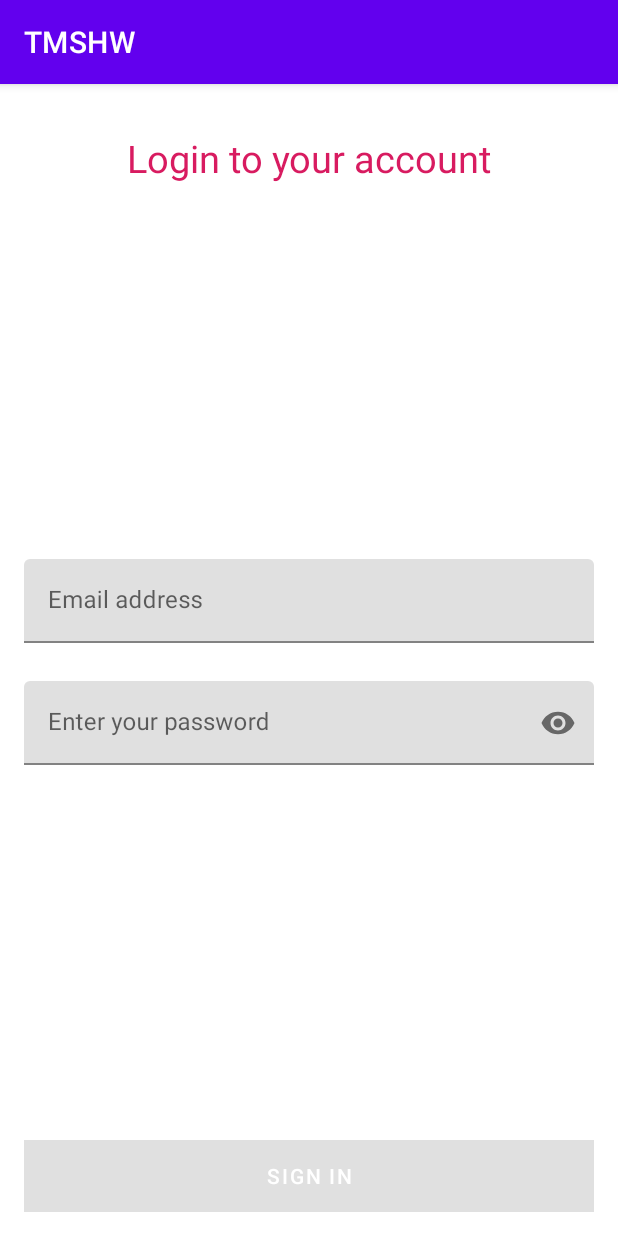
After one commit to Vaiki/TMSHW, an Android app: the fragment SignInFragment placed in its activity, on a phone screen of 412 x 824 dp. The commit adds this screen. Run offline under Robolectric (Android 15) with nearby library versions, the phone set to English and light mode, and no system bars; our stand-ins replace RxJava; libraries missing offline, so code that uses them is left out: com.jakewharton.rxbinding2; Roboto replaces fonts that are not available here; 3 statements that could not run were skipped.

Commit message:
using RxJava for SingIn

```diff
--- a/app/src/main/java/com/example/tmshw/recyclerView/TaskRVAdapter.kt
+++ b/app/src/main/java/com/example/tmshw/recyclerView/TaskRVAdapter.kt
@@ -16,6 +16,7 @@ import com.example.tmshw.tasks.DolgunecFragment
 import com.example.tmshw.tasks.SensorFragment
 import com.example.tmshw.tasks.player.PlayerFragment
 import com.example.tmshw.tasks.room.RoomFragment
+import com.example.tmshw.tasks.rxjava.SignInFragment
 
 
 class MyRecyclerViewAdapter(private val taskList: List<Task>) :
@@ -55,6 +56,9 @@ class MyRecyclerViewAdapter(private val taskList: List<Task>) :
                 7 -> {
                     openFragment(v,SensorFragment())
                 }
+                8 ->{
+                    openFragment(v,SignInFragment())
+                }
             }
         }
     }
--- a/app/src/main/java/com/example/tmshw/recyclerView/TaskRVFragment.kt
+++ b/app/src/main/java/com/example/tmshw/recyclerView/TaskRVFragment.kt
@@ -29,7 +29,8 @@ class TaskRVFragment : Fragment() {
             Task(5, "ViewModel"),
             Task(6, "Player"),
             Task(7, "Room"),
-            Task(8, "Sensors")
+            Task(8, "Sensors"),
+            Task(9, "RxJava")
         )
 
         val adapter = MyRecyclerViewAdapter(taskList)
--- /dev/null
+++ b/app/src/main/java/com/example/tmshw/tasks/rxjava/SignInFragment.kt
@@ -0,0 +1,153 @@
+package com.example.tmshw.tasks.rxjava
+
+import android.os.Bundle
+import android.util.Log
+import android.util.Patterns
+import androidx.fragment.app.Fragment
+import android.view.LayoutInflater
+import android.view.View
+import android.view.ViewGroup
+import android.widget.Button
+import android.widget.EditText
+import android.widget.Toast
+import com.example.tmshw.R
+import com.google.android.material.textfield.TextInputLayout
+import com.jakewharton.rxbinding2.view.RxView
+import com.jakewharton.rxbinding2.widget.RxTextView
+import io.reactivex.Observable
+import io.reactivex.ObservableTransformer
+import io.reactivex.Single
+import io.reactivex.android.schedulers.AndroidSchedulers
+import java.util.*
+import java.util.concurrent.TimeUnit
+
+
+class SignInFragment : Fragment(R.layout.fragment_sign_in) {
+
+    private val data = mapOf("sobaka@gmail.com" to "23123fkS")
+    private var enteredEmail: String? = null
+    private var enteredPass: String? = null
+    override fun onCreateView(
+        inflater: LayoutInflater, container: ViewGroup?,
+        savedInstanceState: Bundle?
+    ): View? {
+        val enterEmail = view?.findViewById<EditText>(R.id.enterEmail)
+        val enterPassword = view?.findViewById<EditText>(R.id.enterPassword)
+        val passwordError = view?.findViewById<TextInputLayout>(R.id.passwordError)
+        val emailError = view?.findViewById<TextInputLayout>(R.id.emailError)
+        val singIn = view?.findViewById<Button>(R.id.buttonSignUp)
+
+        RxTextView.afterTextChangeEvents(enterEmail!!)
+            .skipInitialValue()
+            .map {
+                enterEmail.error = null
+                it.view().text.toString()
+            }
+            .debounce(400, TimeUnit.MILLISECONDS).observeOn(AndroidSchedulers.mainThread())
+            .compose(validateEmailAddress)
+            .compose(retryWhenError {
+                emailError?.error = it.message
+            })
+            .subscribe {
+                enteredEmail = it
+                Log.e("Email", it)
+            }
+
+        RxTextView.afterTextChangeEvents(enterPassword!!)
+            .skipInitialValue()
+            .map {
+                passwordError?.error = null
+                it.view().text.toString()
+            }
+            .debounce(400, TimeUnit.MILLISECONDS).observeOn(AndroidSchedulers.mainThread())
+            .compose(validatePassword)
+            .compose(retryWhenError {
+                passwordError?.error = it.message
+            })
+            .subscribe {
+                enteredPass = it
+                Log.e("Pass", it)
+            }
+
+        RxView.clicks(singIn!!)
+            .observeOn(AndroidSchedulers.mainThread())
+            .subscribe {
+                for ((key, value) in data) {
+                    if (key == enteredEmail.toString() && value == enteredPass.toString()) {
+                        Toast.makeText(context, "Entrance allowed", Toast.LENGTH_LONG).show()
+                    } else {
+                        Toast.makeText(
+                            context, "Incorrect login or password", Toast.LENGTH_LONG
+                        ).show()
+                    }
+                }
+            }
+
+
+        return inflater.inflate(R.layout.fragment_sign_in, container, false)
+
+    }
+
+    //If the app encounters an error, then try again//
+    private inline fun retryWhenError(crossinline onError: (ex: Throwable) -> Unit): ObservableTransformer<String, String> =
+        ObservableTransformer { observable ->
+            observable.retryWhen { errors ->
+                ///Use the flatmap() operator to flatten all emissions into a single Observable//
+                errors.flatMap {
+                    onError(it)
+                    Observable.just("")
+                }
+            }
+        }
+
+
+    //Define our ObservableTransformer and specify that the input and output must be a string//
+    private val validatePassword = ObservableTransformer<String, String> { observable ->
+        observable.flatMap {
+            Observable.just(it).map { it.trim() }
+
+                .filter { it.length > 7 }
+                //If the password is less than 7 characters, then throw an error//
+                .singleOrError()
+                //If an error occurs, then display the following message//
+                .onErrorResumeNext {
+                    if (it is NoSuchElementException) {
+                        Single.error(Exception("Your password must be 7 characters or more"))
+
+                    } else {
+                        Single.error(it)
+                    }
+                }
+                .toObservable()
+        }
+    }
+
+    //Define an ObservableTransformer, where we’ll perform the email validation//
+    private val validateEmailAddress = ObservableTransformer<String, String> { observable ->
+        observable.flatMap {
+            Observable.just(it).map { it.trim() }
+                //Check whether the user input matches Android’s email pattern//
+                .filter {
+                    Patterns.EMAIL_ADDRESS.matcher(it).matches()
+                }
+                //If the user’s input doesn’t match the email pattern, then throw an error//
+                .singleOrError()
+                .onErrorResumeNext {
+                    if (it is NoSuchElementException) {
+                        Single.error(Exception("Please enter a valid email address"))
+                    } else {
+                        Single.error(it)
+                    }
+                }
+                .toObservable()
+        }
+    }
+    private val verificationPassword = ObservableTransformer<String, String> { observable ->
+        observable.flatMap {
+            Observable.just(it).map { it.trim() }
+                .filter { data.containsValue(it) }
+        }
+    }
+
+
+}
--- /dev/null
+++ b/app/src/main/res/layout/fragment_sign_in.xml
@@ -0,0 +1,70 @@
+<?xml version="1.0" encoding="utf-8"?>
+<androidx.constraintlayout.widget.ConstraintLayout xmlns:android="http://schemas.android.com/apk/res/android"
+    xmlns:app="http://schemas.android.com/apk/res-auto"
+    xmlns:tools="http://schemas.android.com/tools"
+    android:layout_width="match_parent"
+    android:layout_height="match_parent"
+    android:padding="16dp"
+    tools:context=".tasks.rxjava.SignInFragment">
+
+    <TextView
+        android:id="@+id/signUp"
+        android:layout_width="wrap_content"
+        android:layout_height="34dp"
+        android:layout_marginTop="16dp"
+        android:gravity="center"
+        android:text="Login to your account"
+        android:textColor="#D81B60"
+        android:textSize="25sp"
+        app:layout_constraintEnd_toEndOf="parent"
+        app:layout_constraintStart_toStartOf="parent"
+        app:layout_constraintTop_toTopOf="parent" />
+
+    <com.google.android.material.textfield.TextInputLayout
+        android:id="@+id/emailError"
+        android:layout_width="match_parent"
+        android:layout_height="81dp"
+        app:layout_constraintBottom_toTopOf="@+id/passwordError"
+        app:layout_constraintTop_toBottomOf="@+id/signUp"
+        app:layout_constraintVertical_chainStyle="packed"
+        tools:layout_editor_absoluteX="0dp">
+
+        <com.google.android.material.textfield.TextInputEditText
+            android:id="@+id/enterEmail"
+            android:layout_width="match_parent"
+            android:layout_height="wrap_content"
+            android:hint="Email address"
+            android:inputType="textEmailAddress" />
+
+    </com.google.android.material.textfield.TextInputLayout>
+
+    <com.google.android.material.textfield.TextInputLayout
+        android:id="@+id/passwordError"
+        android:layout_width="match_parent"
+        android:layout_height="wrap_content"
+        app:layout_constraintBottom_toTopOf="@+id/buttonSignUp"
+        app:layout_constraintStart_toStartOf="parent"
+        app:layout_constraintTop_toBottomOf="@+id/emailError"
+
+        app:passwordToggleEnabled="true">
+
+        <com.google.android.material.textfield.TextInputEditText
+            android:id="@+id/enterPassword"
+            android:layout_width="match_parent"
+            android:layout_height="wrap_content"
+            android:hint="Enter your password"
+            android:inputType="textPassword" />
+
+    </com.google.android.material.textfield.TextInputLayout>
+
+    <Button
+        android:id="@+id/buttonSignUp"
+        android:layout_width="match_parent"
+        android:layout_height="wrap_content"
+        android:background="#0000FF"
+        android:enabled="false"
+        android:text="Sign In"
+        android:textColor="@android:color/white"
+        app:layout_constraintBottom_toBottomOf="parent" />
+
+</androidx.constraintlayout.widget.ConstraintLayout>
--- a/build.gradle
+++ b/build.gradle
@@ -5,8 +5,8 @@ buildscript {
         mavenCentral()
     }
     dependencies {
-        classpath "com.android.tools.build:gradle:7.0.3"
-        classpath "org.jetbrains.kotlin:kotlin-gradle-plugin:1.6.0"
+        classpath 'com.android.tools.build:gradle:7.2.1'
+        classpath 'org.jetbrains.kotlin:kotlin-gradle-plugin:1.7.10'
 
         // NOTE: Do not place your application dependencies here; they belong
         // in the individual module build.gradle files
```
Also changed, not shown: app/build.gradle (+13 -6 lines), gradle/wrapper/gradle-wrapper.properties.
